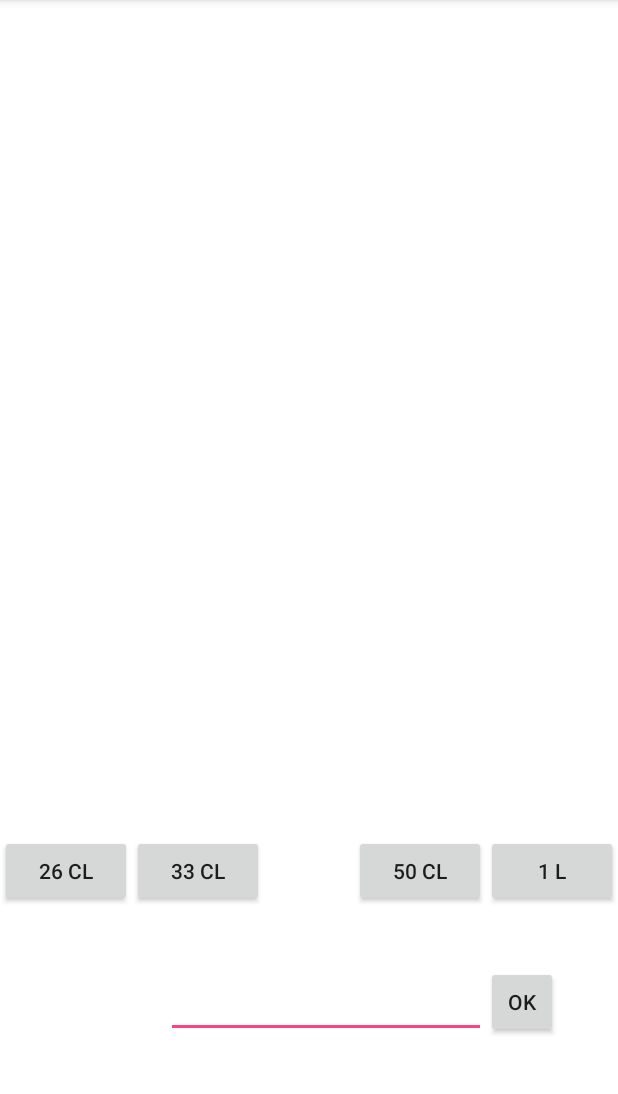
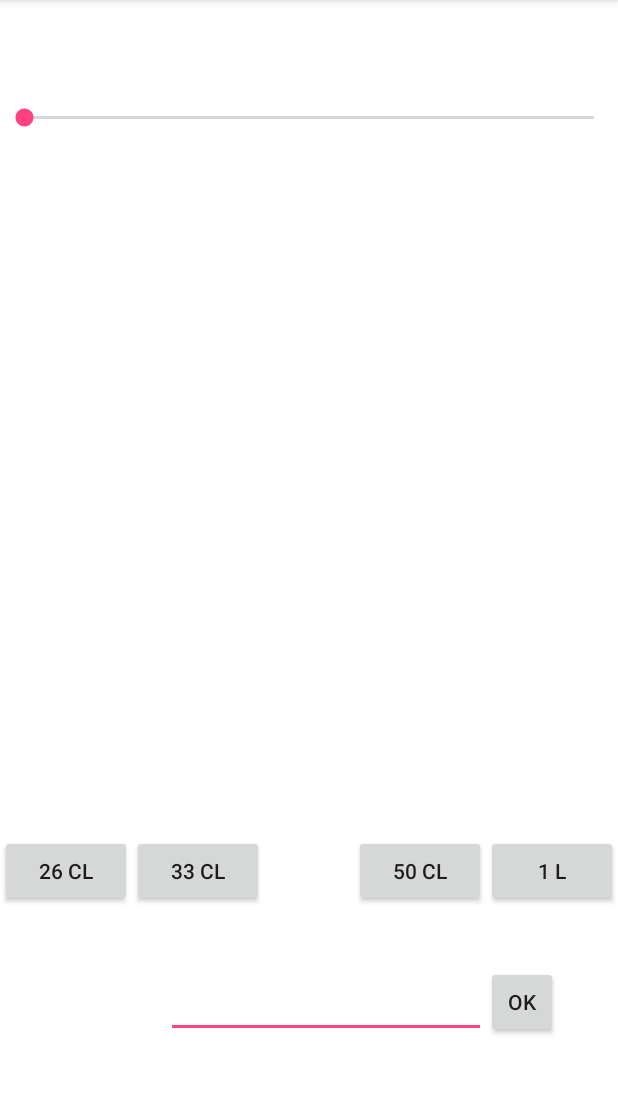
Before and after one commit to Khalil-Ciret/DrinkSomeMore, an Android app: the screen it shows after launch (HomeActivity), on a phone screen of 412 x 824 dp, the part 84-1178 px from its top. Run offline under Robolectric (Android 15) with nearby library versions, the light colour scheme and no system bars.

Commit message:
Added the progress bar and linked it to the buttons.

```diff
--- a/app/src/main/java/com/liquidwolf/drinksomemore/HomeActivity.java
+++ b/app/src/main/java/com/liquidwolf/drinksomemore/HomeActivity.java
@@ -4,9 +4,12 @@ package com.liquidwolf.drinksomemore;
 import android.support.v7.app.AppCompatActivity;
 import android.os.Bundle;
 import android.view.View;
+import android.widget.Button;
+import android.widget.ProgressBar;
+import android.widget.SeekBar;
 
 
-public class HomeActivity extends AppCompatActivity {
+public class HomeActivity extends AppCompatActivity implements View.OnClickListener {
 
 
     /**
@@ -18,14 +21,48 @@ public class HomeActivity extends AppCompatActivity {
     private static final int LITTLE_BOTTLE = 50;
     private static final int REGULAR_BOTTLE = 100;
 
+    private int waterToday;
+    private SeekBar barWater;
 
 
     @Override
     protected void onCreate(Bundle savedInstanceState) {
         super.onCreate(savedInstanceState);
+        setContentView(R.layout.activity_home);
 
-        setContentView(R.layout.activity_home);
+        this.barWater = (SeekBar) this.findViewById(R.id.seekBar);
+        barWater.setMax(300); //TODO Replace 300 by a variable or a constant
+
     }
+
+    public void onClick (View v) {
+
+      switch (v.getId()) {
+
+          case (R.id.button26):
+              this.waterToday += LITTLE_GLASS;
+              break;
+          case (R.id.button33):
+              this.waterToday += REGULAR_GLASS;
+              break;
+          case R.id.button50:
+              this.waterToday += LITTLE_BOTTLE;
+              break;
+          case R.id.button100:
+              this.waterToday += REGULAR_BOTTLE;
+              break;
+      }
+
+        this.refreshBar();
+
+
+      }
+
+    public void refreshBar(){
+            this.barWater.setProgress(this.waterToday);
+
+    }
+
 
     @Override
     protected void onPostCreate(Bundle savedInstanceState) {
--- a/app/src/main/res/layout/activity_home.xml
+++ b/app/src/main/res/layout/activity_home.xml
@@ -22,7 +22,8 @@
                 android:id="@+id/button26"
                 android:layout_marginBottom="163dp"
                 android:layout_alignParentBottom="true"
-                android:layout_alignParentStart="true" />
+                android:layout_alignParentStart="true"
+                android:onClick="onClick" />
 
             <Button
                 android:layout_width="wrap_content"
@@ -30,7 +31,8 @@
                 android:text="@string/regularGlass"
                 android:id="@+id/button33"
                 android:layout_alignTop="@+id/button26"
-                android:layout_toEndOf="@+id/button26" />
+                android:layout_toEndOf="@+id/button26"
+                android:onClick="onClick" />
 
             <Button
                 android:layout_width="wrap_content"
@@ -38,7 +40,8 @@
                 android:text="@string/littleBottle"
                 android:id="@+id/button50"
                 android:layout_alignTop="@+id/button33"
-                android:layout_toStartOf="@+id/button100" />
+                android:layout_toStartOf="@+id/button100"
+                android:onClick="onClick" />
 
             <Button
                 android:layout_width="wrap_content"
@@ -46,7 +49,8 @@
                 android:text="@string/normalBottle"
                 android:id="@+id/button100"
                 android:layout_alignTop="@+id/button50"
-                android:layout_alignParentEnd="true" />
+                android:layout_alignParentEnd="true"
+                android:onClick="onClick" />
 
             <EditText
                 android:layout_width="wrap_content"
@@ -67,6 +71,15 @@
                 android:id="@+id/buttonValidateTextField"
                 android:layout_alignBottom="@+id/editText"
                 android:layout_toEndOf="@+id/button50" />
+
+            <SeekBar
+                android:layout_width="match_parent"
+                android:layout_height="wrap_content"
+                android:id="@+id/seekBar"
+                android:layout_alignParentTop="true"
+                android:layout_centerHorizontal="true"
+                android:layout_marginTop="69dp" />
+
         </RelativeLayout>
 
         <LinearLayout android:id="@+id/fullscreen_content_controls" style="?metaButtonBarStyle"
```
